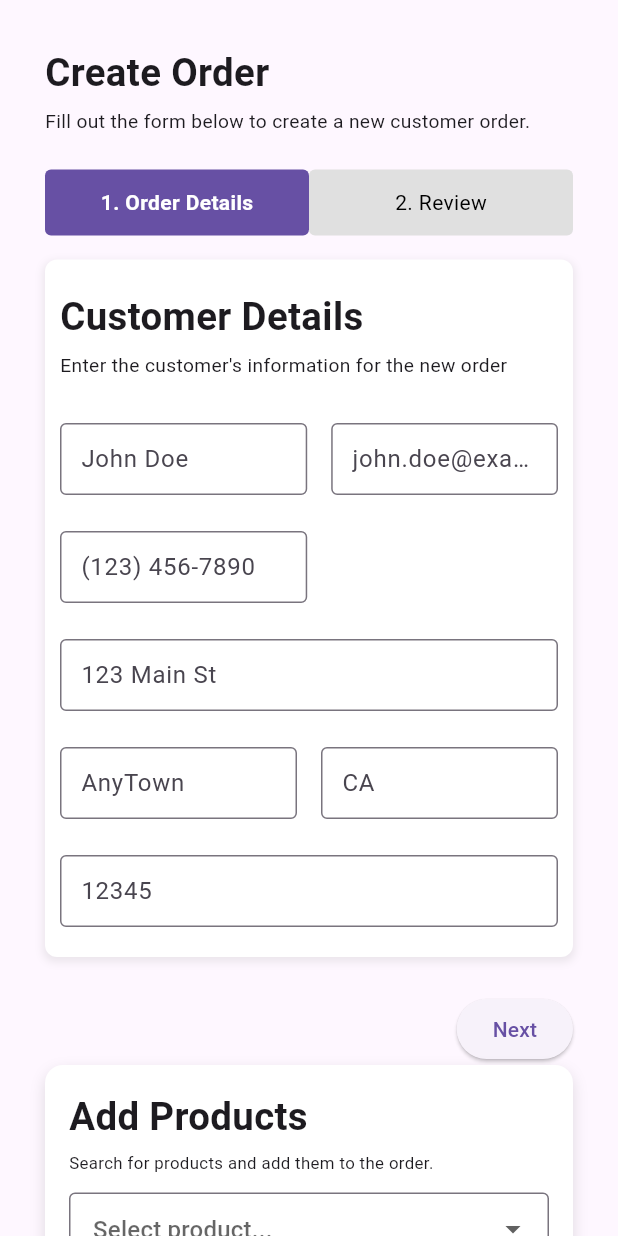
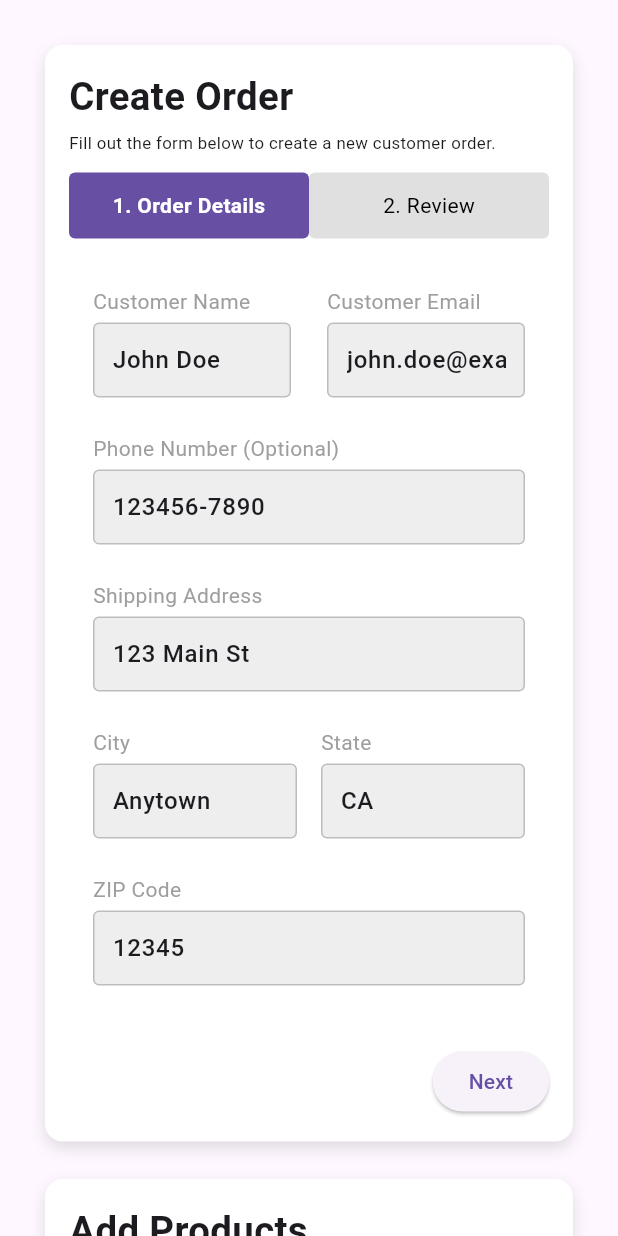
Before and after one commit to Mohammed-bintaleb/onyx_dashboard, a Flutter app: the CreateOrderView screen opened directly, on a phone screen of 412 x 824 dp. Run offline on Flutter 3.47's test engine with Material 3 defaults, Android fonts, the phone set to English and light mode, and no system bars; drawn by our look-alikes of flutter_form_builder; our stand-ins replace fl_chart, flutter_bloc, flutter_svg, syncfusion_flutter_charts.

Commit message:
Create order part 1

```diff
--- a/lib/views/create_order_view.dart
+++ b/lib/views/create_order_view.dart
@@ -15,14 +15,13 @@ class CreateOrderView extends StatelessWidget {
         child: Column(
           crossAxisAlignment: CrossAxisAlignment.start,
           children: [
-            Text('Create Order', style: AppStyles.styleBold32(context)),
-            const SizedBox(height: 4),
-            Text(
-              'Fill out the form below to create a new customer order.',
-              style: AppStyles.style16(context),
+            ChartCustomContainer(
+              title: "Create Order",
+              subtitle:
+                  "Fill out the form below to create a new customer order.",
+              child: CustomerDetails(),
             ),
-            const SizedBox(height: 24),
-            const CustomerDetails(),
+            SizedBox(height: 25),
             ChartCustomContainer(
               title: "Add Products",
               subtitle: "Search for products and add them to the order.",
--- a/lib/views/widgets/customer_details_form.dart
+++ b/lib/views/widgets/customer_details_form.dart
@@ -1,7 +1,5 @@
 import 'package:flutter/material.dart';
 import 'package:flutter_form_builder/flutter_form_builder.dart';
-import 'package:form_builder_validators/form_builder_validators.dart';
-import 'package:onyx_dashboard/utils/app_styles.dart';
 
 class CustomerDetailsForm extends StatelessWidget {
   final GlobalKey<FormBuilderState> formKey;
@@ -10,100 +8,75 @@ class CustomerDetailsForm extends StatelessWidget {
 
   @override
   Widget build(BuildContext context) {
-    double fieldWidth = MediaQuery.sizeOf(context).width * .4;
-    return FormBuilder(
-      key: formKey,
-      child: Container(
-        padding: EdgeInsets.symmetric(horizontal: 10, vertical: 20),
-        decoration: BoxDecoration(
-          color: Colors.white,
-          borderRadius: BorderRadius.circular(8),
-          boxShadow: [
-            BoxShadow(
-              // ignore: deprecated_member_use
-              color: Colors.grey.withOpacity(0.2),
-              spreadRadius: 1,
-              blurRadius: 4,
-              offset: const Offset(0, 2),
+    return Container(
+      padding: const EdgeInsets.all(16.0),
+      child: Column(
+        crossAxisAlignment: CrossAxisAlignment.start,
+        children: [
+          Row(
+            children: [
+              Expanded(child: _buildTextField("Customer Name", "John Doe")),
+              const SizedBox(width: 24),
+              Expanded(
+                child: _buildTextField(
+                  "Customer Email",
+                  "john.doe@example.com",
+                ),
               ),
             ],
           ),
-        child: Column(
-          crossAxisAlignment: CrossAxisAlignment.start,
-          children: [
-            Text("Customer Details", style: AppStyles.styleBold32(context)),
-            const SizedBox(height: 4),
-            Text(
-              "Enter the customer's information for the new order",
-              style: AppStyles.style16(context),
-            ),
-            const SizedBox(height: 30),
+          const SizedBox(height: 24),
+          // Phone Number
+          _buildTextField("Phone Number (Optional)", "123456-7890"),
+          const SizedBox(height: 24),
+
+          // Shipping Address
+          _buildTextField("Shipping Address", "123 Main St"),
+          const SizedBox(height: 24),
+
+          // City and State Row
           Row(
             children: [
-                SizedBox(
-                  width: fieldWidth,
-                  child: _buildField('customer_name', "John Doe"),
-                ),
+              Expanded(child: _buildTextField("City", "Anytown")),
               const SizedBox(width: 16),
-                Expanded(child: _buildField('email', "john.doe@example.com")),
+              Expanded(child: _buildTextField("State", "CA")),
             ],
           ),
           const SizedBox(height: 24),
-            SizedBox(
-              width: fieldWidth,
-              child: _buildField(
-                'phone',
-                "(123) 456-7890",
-                keyboardType: TextInputType.phone,
-              ),
-            ),
-            const SizedBox(height: 24),
-            _buildField('address', "123 Main St"),
-            const SizedBox(height: 24),
-            Row(
-              children: [
-                Expanded(child: _buildField('city', "AnyTown")),
-                const SizedBox(width: 16),
-                Expanded(child: _buildField('state', "CA")),
+
+          // ZIP Code
+          _buildTextField("ZIP Code", "12345"),
         ],
-            ),
-            const SizedBox(height: 24),
-            _buildField(
-              'zip_code',
-              "12345",
-              keyboardType: TextInputType.number,
-            ),
-          ],
-        ),
       ),
     );
   }
 
-  Widget _buildField(
-    String name,
-    String label, {
-    bool required = false,
-    bool email = false,
-    String? initialValue,
-    TextInputType? keyboardType,
-  }) {
-    return FormBuilderTextField(
-      name: name,
+  Widget _buildTextField(String label, String initialValue) {
+    return Column(
+      crossAxisAlignment: CrossAxisAlignment.start,
+      children: [
+        Text(label, style: const TextStyle(fontSize: 14, color: Colors.grey)),
+        const SizedBox(height: 4),
+        Container(
+          decoration: BoxDecoration(
+            color: Colors.grey[200], // خلفية رمادية للحقل
+            borderRadius: BorderRadius.circular(4),
+            border: Border.all(color: Colors.grey[400]!), // حدود رمادية
+          ),
+          padding: const EdgeInsets.symmetric(horizontal: 12),
+          child: TextFormField(
             initialValue: initialValue,
-      keyboardType: keyboardType,
-      decoration: InputDecoration(
-        hintText: label,
-        border: const OutlineInputBorder(),
-        contentPadding: const EdgeInsets.symmetric(
-          vertical: 12,
-          horizontal: 10,
+            style: const TextStyle(fontSize: 16, fontWeight: FontWeight.w500),
+            decoration: const InputDecoration(
+              isDense: true,
+              contentPadding: EdgeInsets.symmetric(vertical: 12),
+              border: InputBorder.none, // إزالة الحدود الداخلية
+              focusedBorder: InputBorder.none,
+              enabledBorder: InputBorder.none,
             ),
           ),
-      validator: FormBuilderValidators.compose([
-        if (required)
-          FormBuilderValidators.required(errorText: "This field is required"),
-        if (email) FormBuilderValidators.email(errorText: "Invalid email"),
-      ]),
+        ),
+      ],
     );
   }
 }
```
Lines whose indentation alone changed are shown as unchanged.
